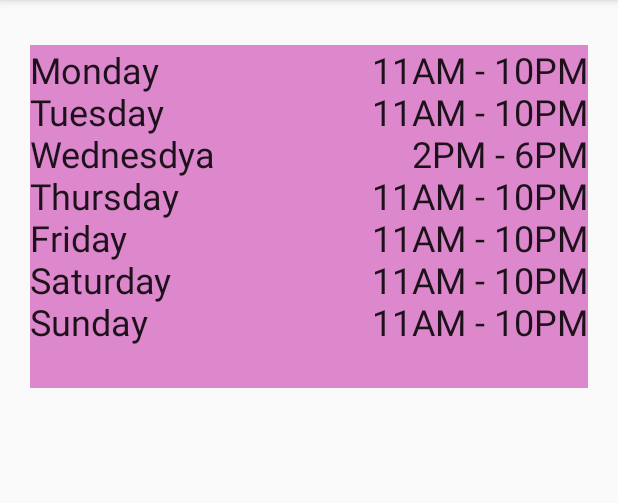
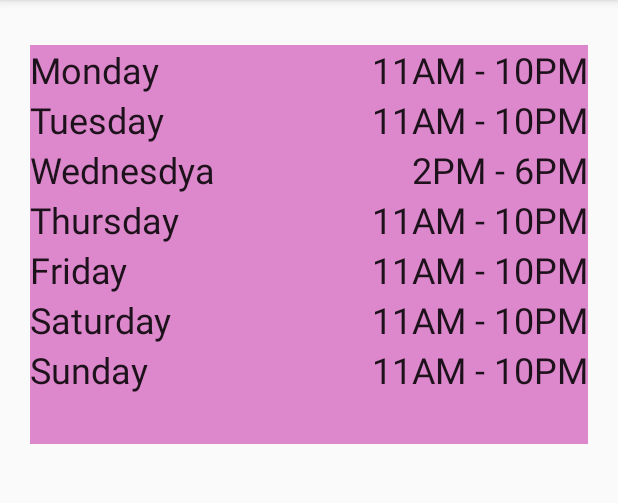
Before and after one commit to jonklep96/KaiserApp, an Android app: the ScheduleActivity screen opened directly, with no data from a screen before it, on a phone screen of 412 x 824 dp, the part 84-587 px from its top. Run offline under Robolectric (Android 15) with nearby library versions, the phone set to English and light mode, and no system bars.

Commit message:
Not Much More

```diff
--- a/app/src/main/res/layout/app_bar_drawer.xml
+++ b/app/src/main/res/layout/app_bar_drawer.xml
@@ -25,9 +25,9 @@
         android:id="@+id/vf"
         android:layout_marginTop="?attr/actionBarSize"
         android:layout_width="match_parent"
-        android:layout_height="wrap_content" >
+        android:layout_height="match_parent" >
 
-        <!-- <include android:id="@+id/include_start" layout="@layout/activity_start" /> debug-->
+        <include android:id="@+id/include_start" layout="@layout/activity_start" />
         <include android:id="@+id/include_flavors" layout="@layout/activity_flavors" />
         <include android:id="@+id/include_voting" layout="@layout/activity_voting" />
         <include android:id="@+id/include_developer" layout="@layout/activity_developer" />
--- a/app/src/main/res/values/dimens.xml
+++ b/app/src/main/res/values/dimens.xml
@@ -34,5 +34,5 @@
 
     <!-- Dimensinos for Start Activity -->
     <dimen name="title_textsize">38sp</dimen>
-    <dimen name="start_pic_margin_top">60dp</dimen>
+    <dimen name="start_pic_margin_top">45dp</dimen>
 </resources>
--- a/app/src/main/res/values/styles.xml
+++ b/app/src/main/res/values/styles.xml
@@ -19,7 +19,6 @@
         <item name="android:textSize">@dimen/title_textsize</item>
         <item name="android:gravity">center</item>
         <item name="android:textColor">@color/flavor_item_text</item>
-        <item name="android:fontFamily"></item>
     </style>
 
     <style name="Schedule_Left" parent="AppTheme">
@@ -28,6 +27,7 @@
         <item name="android:layout_marginStart">@dimen/tv_schedule_margin_side</item>
         <item name="android:layout_marginLeft">@dimen/tv_schedule_margin_side</item>
         <item name="android:gravity">left</item>
+        <item name="android:lineSpacingExtra">5dp</item>
         <item name="android:textSize">24sp</item>
     </style>
 
@@ -37,6 +37,7 @@
         <item name="android:layout_marginEnd">@dimen/tv_schedule_margin_side</item>
         <item name="android:layout_marginRight">@dimen/tv_schedule_margin_side</item>
         <item name="android:gravity">right</item>
+        <item name="android:lineSpacingExtra">5dp</item>
         <item name="android:textSize">24sp</item>
     </style>
 
```
Also changed, not shown: app/src/main/java/edu/bentley/kaiserapp/DrawerActivity.java (+10 -7 lines), app/src/main/java/edu/bentley/kaiserapp/main/StartActivity.java (+6 -9 lines), app/src/main/assets/fonts/cac_champagne.ttf (deleted).
